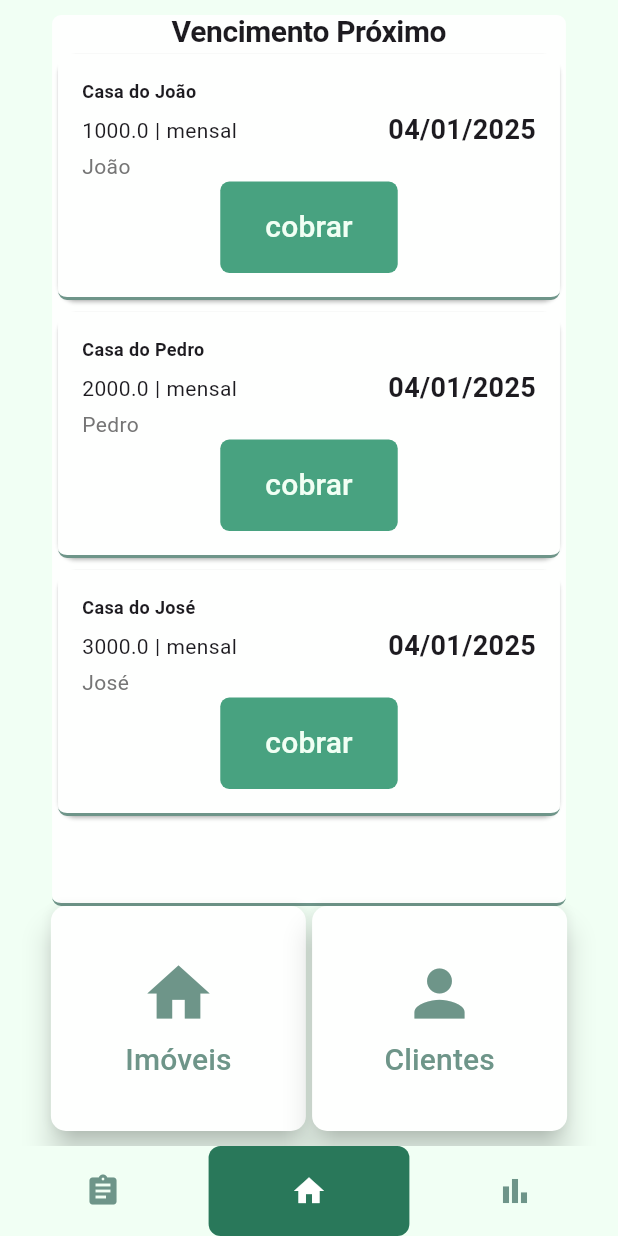
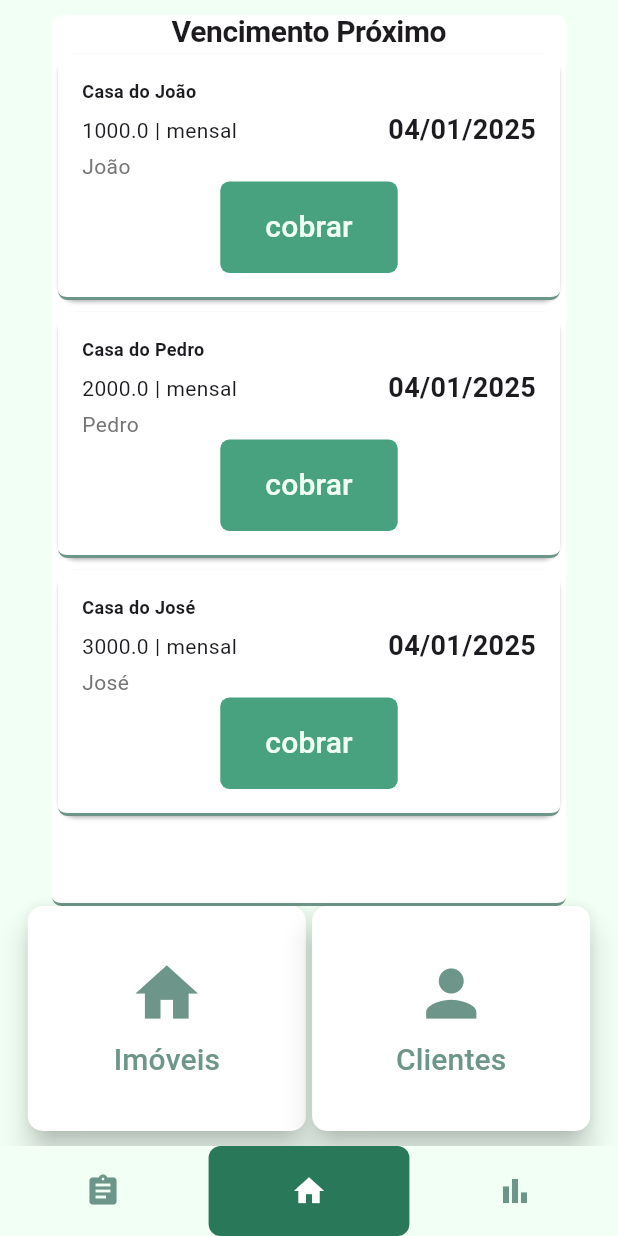
Before and after one commit to moisescunhapimentel/trabalho-pratico3-prog4, a Flutter app: the screen it shows after launch, item 2 of the bottom bar chosen, on a phone screen of 412 x 824 dp. Run offline on Flutter 3.47's test engine with Material 3 defaults, Android fonts, the phone set to English and light mode, and no system bars; our stand-ins replace drift; accounts and stored records are empty; generated files the repository leaves out were written again; Roboto replaces fonts that are missing (Concert One).

Commit message:
alterando tamanho de TextoIconeButton

```diff
--- a/lib/ui/widgets/texto_icone_button.dart
+++ b/lib/ui/widgets/texto_icone_button.dart
@@ -25,7 +25,7 @@ class TextoIconeButton extends StatelessWidget {
         shape: RoundedRectangleBorder(
           borderRadius: BorderRadius.circular(10),
         ),
-        fixedSize: const Size(170, 150),
+        fixedSize: Size((larguraScreen * 0.45), 150),
         elevation: 8,
       ),
       child: Column(
```
